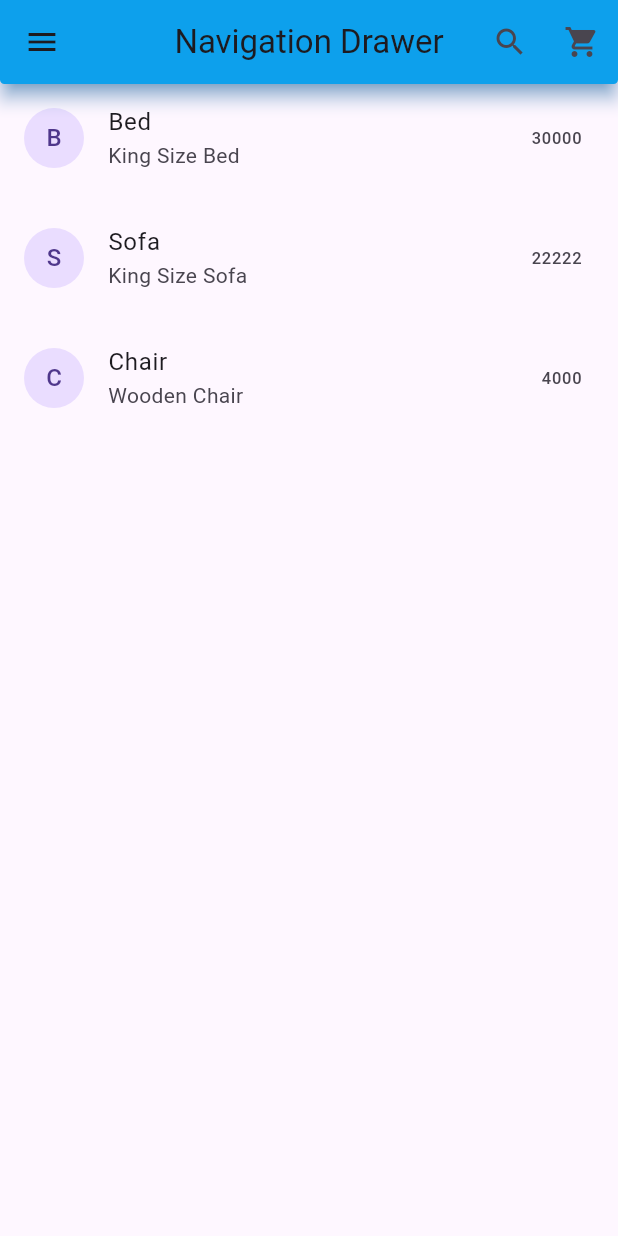
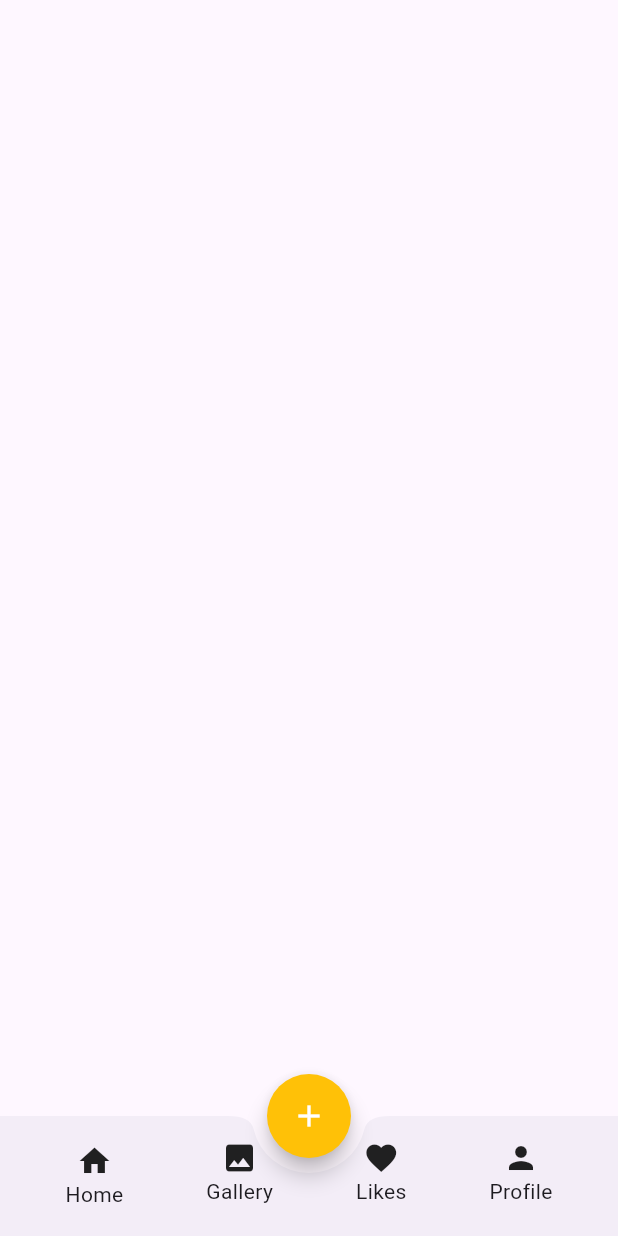
Before and after one commit to umersagheer/CodingWithT_beginners-app, a Flutter app: the screen it shows after launch, on a phone screen of 412 x 824 dp. Run offline on Flutter 3.47's test engine with Material 3 defaults, Android fonts, the light colour scheme and no system bars.

Commit message:
added floating-button with bottom-app-bar

```diff
--- a/lib/screens/home.dart
+++ b/lib/screens/home.dart
@@ -14,68 +14,63 @@ class Home extends StatelessWidget {
   @override
   Widget build(BuildContext context) {
     return Scaffold(
-      appBar: AppBar(
-        backgroundColor: Colors.lightBlue,
-        title: const Text("Navigation Drawer"),
-        actions: [
-          IconButton(icon: const Icon(Icons.search), onPressed: () {}),
-          IconButton(icon: const Icon(Icons.shopping_cart), onPressed: () {}),
-        ],
-        elevation: 5.0,
-        shadowColor: Colors.blue,
-        centerTitle: true,
-        shape: const RoundedRectangleBorder(
-          borderRadius: BorderRadius.vertical(bottom: Radius.circular(3.0)),
-        ),
+      floatingActionButtonLocation: FloatingActionButtonLocation.centerDocked,
+      floatingActionButton: FloatingActionButton(
+        onPressed: () {},
+        backgroundColor: Colors.amber,
+        foregroundColor: Colors.white,
+        // elevation: 10.0,
+        shape: const CircleBorder(),
+        child: const Icon(Icons.add),
       ),
-      drawer: Drawer(
-        child: ListView(
+      bottomNavigationBar: const BottomAppBar(
+        notchMargin: 10.0,
+        shape: CircularNotchedRectangle(),
+        child: Row(
+          mainAxisAlignment: MainAxisAlignment.spaceAround,
+          crossAxisAlignment: CrossAxisAlignment.center,
+          mainAxisSize: MainAxisSize.max,
           children: [
-            const UserAccountsDrawerHeader(
-              accountEmail: Text("test@gmail.com"),
-              accountName: Text('Test'),
-              currentAccountPicture: CircleAvatar(
-                foregroundImage: AssetImage('/umer.jpg'),
+            Padding(
+              padding: EdgeInsets.all(4.0),
+              child: Column(
+                mainAxisSize: MainAxisSize.min,
+                children: [
+                  Icon(Icons.home),
+                  Text("Home"),
+                ],
               ),
-              otherAccountsPictures: [
-                CircleAvatar(
-                  foregroundImage: AssetImage('/umer.jpg'),
-                ),
-                CircleAvatar(
-                  foregroundImage: AssetImage('/umer.jpg'),
-                ),
-              ],
             ),
-            ListTile(
-              leading: const Icon(Icons.home),
-              title: const Text("Home"),
-              onTap: () {},
+            Padding(
+              padding: EdgeInsets.all(4.0),
+              child: Column(
+                children: [
+                  Icon(Icons.image),
+                  Text("Gallery"),
+                ],
+              ),
             ),
-            ListTile(
-              leading: const Icon(Icons.shopping_cart),
-              title: const Text("Shop"),
-              onTap: () {},
+            Padding(
+              padding: EdgeInsets.all(4.0),
+              child: Column(
+                children: [
+                  Icon(Icons.favorite),
+                  Text("Likes"),
+                ],
+              ),
             ),
-            ListTile(
-              leading: const Icon(Icons.favorite),
-              title: const Text("favourites"),
-              onTap: () {},
+            Padding(
+              padding: EdgeInsets.all(4.0),
+              child: Column(
+                children: [
+                  Icon(Icons.person),
+                  Text("Profile"),
+                ],
+              ),
             ),
           ],
         ),
       ),
-      body: ListView.builder(
-        itemExtent: 80.0,
-        itemCount: products.length,
-        itemBuilder: (context, index) {
-          return ListTile(
-            leading: CircleAvatar(child: Text(products[index][0])),
-            title: Text(products[index]),
-            subtitle: Text(productDetails[index]),
-            trailing: Text(price[index].toString()),
-          );
-        },
-      ),
     );
   }
 }
```
